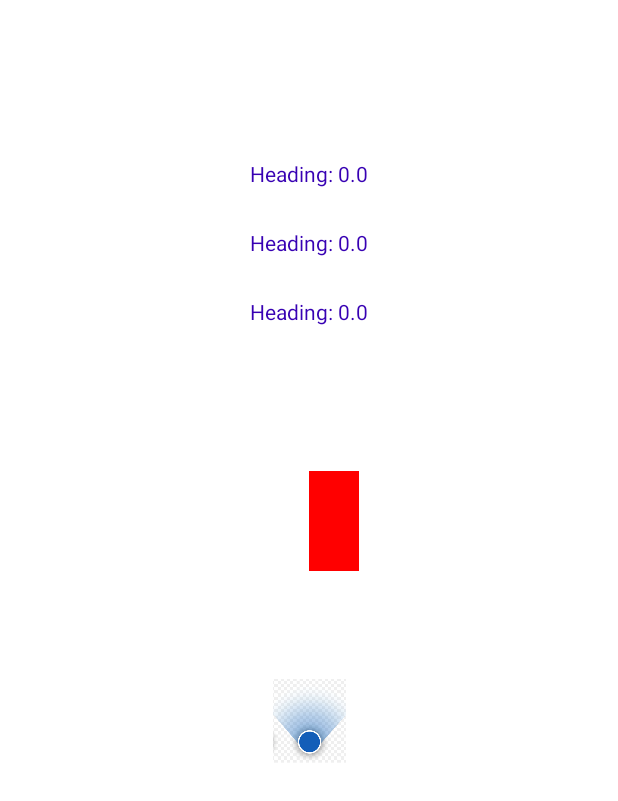
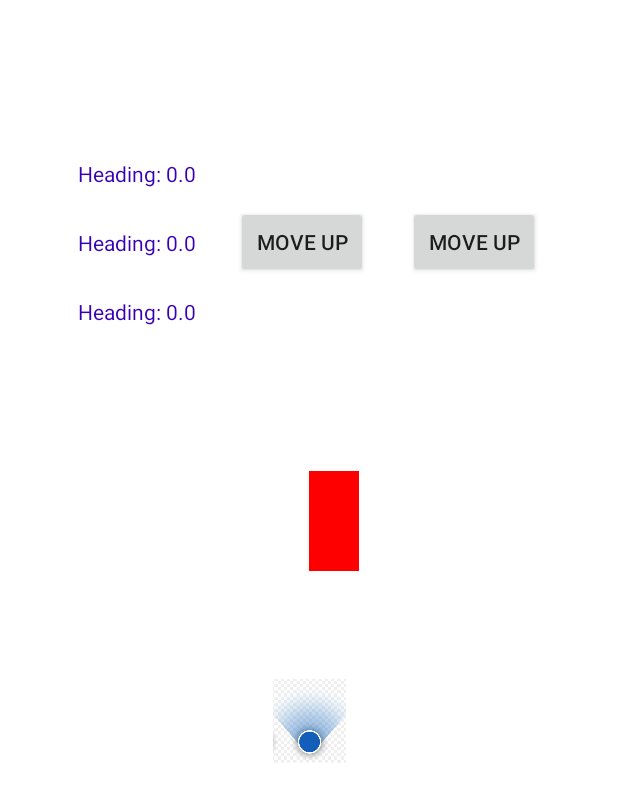
Before and after one commit to anilChouhan-sh/DirectionTrial, an Android app: the screen it shows after launch (MainActivity), on a phone screen of 412 x 824 dp. Shown: the top 801 px of the screen. Run offline under Robolectric (Android 15) with nearby library versions, the phone set to English and light mode, and no system bars.

Commit message:
added buttons to move

```diff
--- a/app/src/main/java/com/example/compass/CustomView.java
+++ b/app/src/main/java/com/example/compass/CustomView.java
@@ -3,6 +3,7 @@ package com.example.compass;
 import android.content.Context;
 import android.graphics.Bitmap;
 import android.graphics.BitmapFactory;
+import android.graphics.BlendMode;
 import android.graphics.Canvas;
 import android.graphics.Color;
 import android.graphics.Matrix;
@@ -59,14 +60,14 @@ public  class CustomView extends View {
         rect.left = getWidth()/2;
         rect.bottom = getHeight()/2 +100-250;
         rect.right = getWidth()/2 + 50;
-
+      //  canvas.drawColor(Color.BLUE );
 
         matrix.reset();
         matrix.postScale(0.1f, 0.1f) ;
         // matrix.postRotate( Values.DEGREE) ;
         Bitmap bit = Bitmap.createBitmap(bitmapOrg , 0 ,0 ,   width , height , matrix ,true) ;
-        canvas.drawBitmap(bit,  getWidth()/2 - newWidth/2 ,getHeight()/2 -newHeight/2,null);
-
+        canvas.drawBitmap(bit,  getWidth()/2 - newWidth/2 ,getHeight()/2 -newHeight/2 ,null);
+        canvas.translate(0,(float) Values.Y);
         canvas.rotate(Values.DEGREE ,getWidth()/2 ,getHeight()/2);
         canvas.drawRect(rect,paint);
     }
--- a/app/src/main/java/com/example/compass/MainActivity.java
+++ b/app/src/main/java/com/example/compass/MainActivity.java
@@ -2,14 +2,10 @@ package com.example.compass;
 
 import android.app.Activity;
 import android.content.pm.PackageManager;
-import android.hardware.Sensor;
-import android.hardware.SensorEvent;
-import android.hardware.SensorEventListener;
-import android.hardware.SensorManager;
 import android.os.Bundle;
 import android.util.Log;
 import android.view.View;
-import android.widget.ImageView;
+import android.widget.Button;
 import android.widget.TextView;
 import android.widget.Toast;
 
@@ -21,14 +17,18 @@ public class MainActivity extends Activity  {
 
     private View myview ;
     TextView tvHeading ,tvLatitude , tvLongitude;
+    Button moveup ,moveDown ;
 Location location ;
 Direction direction ;
     @Override
     protected void onCreate(Bundle savedInstanceState) {
         super.onCreate(savedInstanceState);
         Values.setDEGREE(0);
+        Values.setY(0);
         setContentView(R.layout.activity_main);
 
+        moveup = findViewById(R.id.moveup);
+        moveDown =findViewById(R.id.moveDown) ;
 
         tvHeading =  findViewById(R.id.tvHeading);
         tvLatitude = findViewById(R.id.tvLatitude) ;
@@ -41,6 +41,20 @@ Direction direction ;
         direction.initialize();
         location.initialize();
 
+            moveup.setOnClickListener(new View.OnClickListener() {
+                @Override
+                public void onClick(View v) {
+                    Values.setY(Values.Y + 40);
+                    updateValues();
+                }
+            });
+        moveDown.setOnClickListener(new View.OnClickListener() {
+            @Override
+            public void onClick(View v) {
+                Values.setY(Values.Y - 40);
+                updateValues();
+            }
+        });
 
     }
 
@@ -61,8 +75,8 @@ Direction direction ;
     void updateValues(){
 
         tvHeading.setText(String.valueOf(Values.DEGREE));
-        tvLongitude.setText(String.valueOf(Values.Y));
-        tvLatitude.setText(String.valueOf(Values.X));
+        tvLongitude.setText(String.valueOf(Values.Longitude));
+        tvLatitude.setText(String.valueOf(Values.Latitude));
         myview.postInvalidate();
 
     }
--- a/app/src/main/res/layout/activity_main.xml
+++ b/app/src/main/res/layout/activity_main.xml
@@ -3,7 +3,15 @@
     android:layout_height="match_parent"
     android:background="#fff" android:gravity="center"
     android:orientation="vertical">
-
+    <LinearLayout
+        android:layout_width="wrap_content"
+        android:layout_height="wrap_content"
+        >
+        <LinearLayout
+            android:layout_width="wrap_content"
+            android:layout_height="wrap_content"
+            android:orientation="vertical"
+            >
     <TextView
     android:id="@+id/tvHeading"
     android:layout_width="wrap_content"
@@ -32,14 +40,22 @@
         android:layout_marginTop="20px"
         android:text="Heading: 0.0" />
 
-<!--    <ImageView-->
-<!--        android:id="@+id/main_iv"-->
-<!--        android:layout_width="80dp"-->
-
-<!--        android:layout_height="80dp"-->
-<!--        android:layout_below="@+id/tvHeading"-->
-<!--        android:layout_centerHorizontal="true"-->
-<!--        android:src="@drawable/ic_xabfr1__1_" />-->
+        </LinearLayout>
+        <Button
+            android:layout_width="wrap_content"
+            android:layout_height="wrap_content"
+            android:layout_gravity="center"
+            android:id="@+id/moveup"
+            android:layout_marginLeft="40px"
+            android:text="MOVE UP"/>
+        <Button
+            android:layout_width="wrap_content"
+            android:layout_height="wrap_content"
+            android:layout_gravity="center"
+            android:id="@+id/moveDown"
+            android:layout_marginLeft="40px"
+            android:text="MOVE UP"/>
+        </LinearLayout>
     <RelativeLayout
         android:layout_width="400dp"
         android:layout_height="500dp" >
```
Also changed, not shown: app/src/main/java/com/example/compass/Location.java (+2 -6 lines), app/src/main/java/com/example/compass/Values.java (+15 -5 lines).
